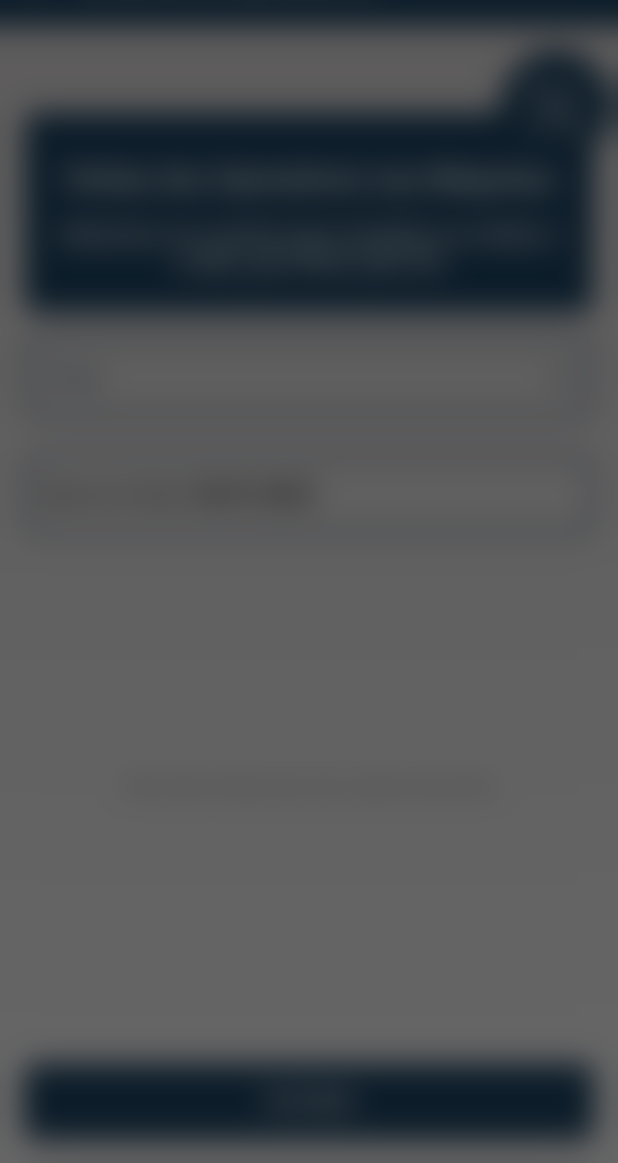
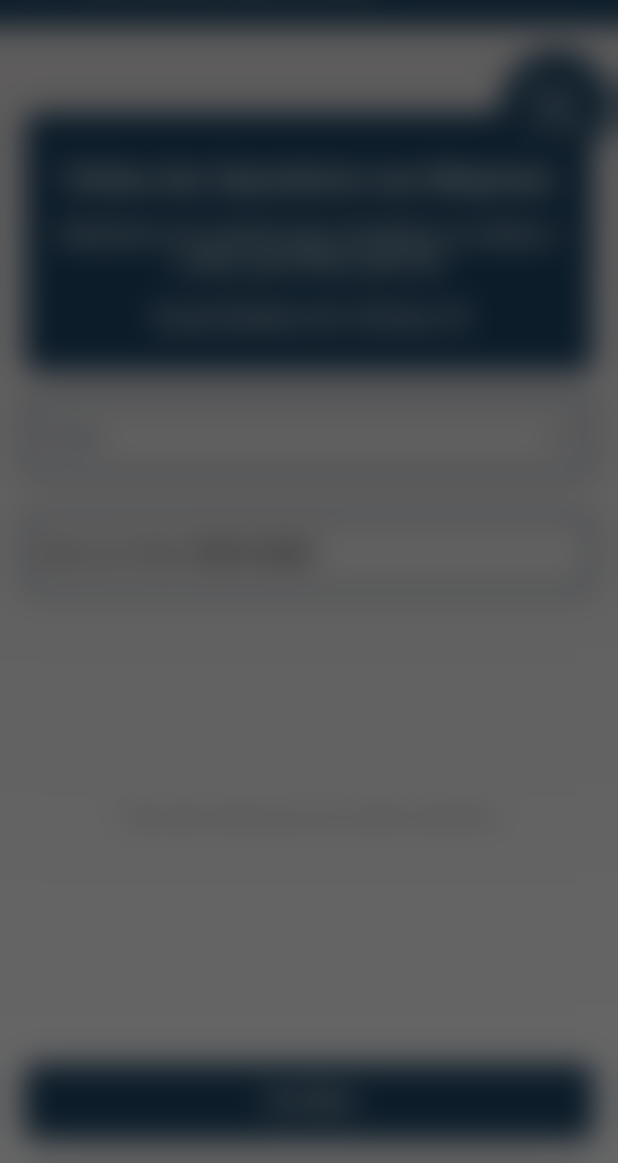
Before and after one commit to WilliamDCGomes/elephant-control, a Flutter app: the OperatorsVisitsPage screen opened directly, on a phone screen of 412 x 824 dp, the part 73-1236 px from its top. Run offline on Flutter 3.47's test engine with Material 2 defaults, Android fonts, the phone set to English and light mode, and no system bars; our stand-ins replace dio, flutter_image_compress, flutter_keyboard_visibility, get, image_picker, local_auth and 5 more; missing offline and left inert: easy_image_viewer, video_compress, video_thumbnail; accounts and stored records are empty.

Commit message:
Adicionado quantidade de visitas

```diff
--- a/lib/app/views/pages/administratorPages/operatorsVisits/controller/operators_visits_controller.dart
+++ b/lib/app/views/pages/administratorPages/operatorsVisits/controller/operators_visits_controller.dart
@@ -11,6 +11,7 @@ import '../../../widgetsShared/popups/information_popup.dart';
 
 class OperatorsVisitsController extends GetxController {
   late DateTime dateFilter;
+  late RxInt visitsQuantity;
   late RxString userSelected;
   late RxList<String> usersName;
   late RxList<User> users;
@@ -33,6 +34,7 @@ class OperatorsVisitsController extends GetxController {
 
   _initializeVariables() {
     dateFilter = DateTime.now();
+    visitsQuantity = 0.obs;
     userSelected = "".obs;
     usersName = <String>[].obs;
     users = <User>[].obs;
@@ -89,6 +91,7 @@ class OperatorsVisitsController extends GetxController {
 
   getVisitsUser({bool loadingEnabled = true}) async {
     try{
+      visitsQuantity.value = 0;
       if(loadingEnabled){
         await loadingWithSuccessOrErrorWidget.startAnimation();
       }
@@ -102,6 +105,7 @@ class OperatorsVisitsController extends GetxController {
         user != null ? user.id ?? null : null,
         dateFilter,
       );
+      visitsQuantity.value = operatorVisitList.length;
       update(["visit-list"]);
       if(loadingEnabled){
         await loadingWithSuccessOrErrorWidget.stopAnimation(justLoading: true);
--- a/lib/app/views/pages/administratorPages/operatorsVisits/page/operators_visits_page.dart
+++ b/lib/app/views/pages/administratorPages/operatorsVisits/page/operators_visits_page.dart
@@ -87,6 +87,23 @@ class _OperatorsVisitsPageState extends State<OperatorsVisitsPage> {
                               textAlign: TextAlign.center,
                               maxLines: 2,
                               fontWeight: FontWeight.bold,
+                            ),
+                            SizedBox(
+                              height: 2.h,
+                            ),
+                            Obx(
+                              () => RichTextTwoDifferentWidget(
+                                firstText: "Quantidade de Visitas: ",
+                                firstTextColor: AppColors.whiteColor,
+                                firstTextFontWeight: FontWeight.normal,
+                                firstTextSize: 18.sp,
+                                secondText: controller.visitsQuantity.value.toString(),
+                                secondTextColor: AppColors.whiteColor,
+                                secondTextFontWeight: FontWeight.bold,
+                                secondTextSize: 18.sp,
+                                secondTextDecoration: TextDecoration.none,
+                                maxLines: 2,
+                              ),
                             ),
                           ],
                         ),
--- a/lib/flavors.dart
+++ b/lib/flavors.dart
@@ -26,7 +26,7 @@ class F {
         return 'https://elephantapiprod.azurewebsites.net/api/';
       case Flavor.PROD:
         return 'https://elephantapiprod.azurewebsites.net/api/';
-        //return 'http://192.168.1.11:5002/api/';
+        //return 'http://192.168.1.109:5002/api/';
       default:
         return 'https://elephantapiprod.azurewebsites.net/api/';
     }
```
Also changed, not shown: 1 other file.
